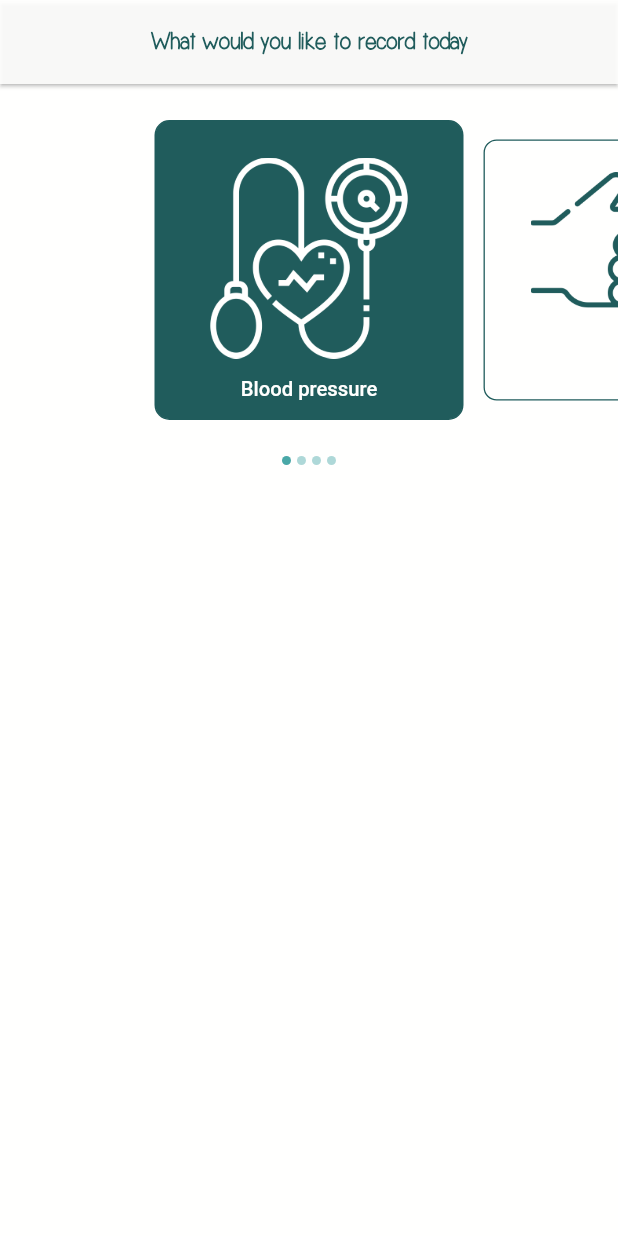
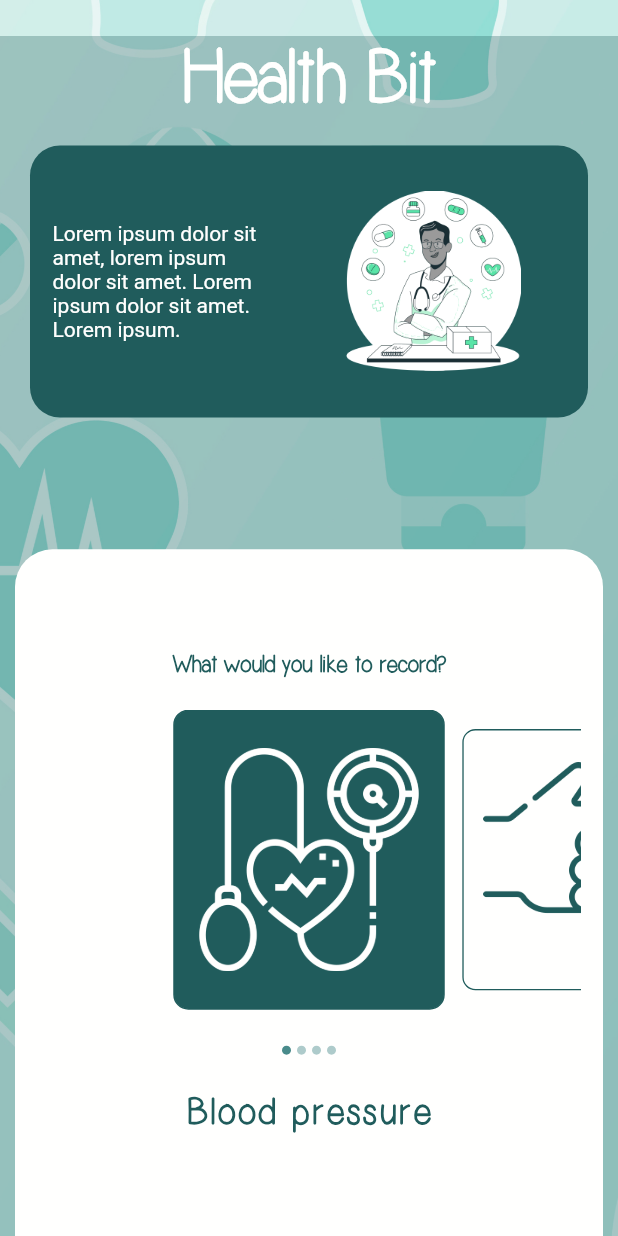
Before and after one commit to priscillaabhulimen/health_bit, a Flutter app: the TrackView screen opened directly, on a phone screen of 412 x 824 dp. Run offline on Flutter 3.47's test engine with Material 2 defaults, Android fonts, the light colour scheme and no system bars; drawn by our look-alikes of carousel_slider, oktoast; our stand-ins replace another_flushbar, equatable, flutter_dotenv, flutter_spinkit, get_it, modal_bottom_sheet and 1 more; accounts and stored records are empty; Roboto replaces fonts that are missing (PlusJakartaDisplay).

Commit message:
Track view of main page ui changes

```diff
--- a/lib/core/models/item.dart
+++ b/lib/core/models/item.dart
@@ -5,6 +5,7 @@ class TrackItem{
   final Image activeImage;
   final Image inactiveImage;
   final String label;
+  final String description;
 
-  TrackItem({this.onTap, this.activeImage, this.inactiveImage, this.label});
+  TrackItem({this.description, this.onTap, this.activeImage, this.inactiveImage, this.label});
 }
--- a/lib/styles/colors.dart
+++ b/lib/styles/colors.dart
@@ -36,7 +36,7 @@ const MaterialColor purple = const MaterialColor(
 class AppColors {
   AppColors._();
 
-  static const Color primaryColor = Color(0xFF359E9E);
+  static const Color primaryColor = Color(0xFF357E7E);
   static const Color primaryLight = Color(0xFF5BBABB);
   static const Color mainBlack = Color(0xFF071414);
   static const Color mainTeal = Color(0xFF205C5C);
--- a/lib/styles/textstyles.dart
+++ b/lib/styles/textstyles.dart
@@ -13,10 +13,18 @@ class AppTextStyles {
     );
   }
 
+  static TextStyle get cardLabelDark {
+    return TextStyle(
+        fontSize: 13.5,
+        fontFamily: 'Simplicity',
+        color: AppColors.mainTeal
+    );
+  }
+
   static TextStyle get cardLabel {
     return TextStyle(
         fontSize: 13.5,
-        fontWeight: FontWeight.w500,
+        fontFamily: 'Simplicity',
         color: AppColors.mainWhite
     );
   }
@@ -48,7 +56,8 @@ class AppTextStyles {
   static TextStyle get cta {
     return TextStyle(
       fontSize: 16,
-      color: AppColors.mainBlack,
+      fontWeight: FontWeight.bold,
+      color: AppColors.mainTeal,
     );
   }
 
@@ -56,6 +65,16 @@ class AppTextStyles {
     return TextStyle(
       fontSize: 20,
       color: AppColors.mainWhite,
+    );
+  }
+
+  static TextStyle get labelDark{
+    return TextStyle(
+      fontSize: 25,
+      color: AppColors.mainTeal,
+      fontFamily: 'Simplicity',
+      fontWeight: FontWeight.bold,
+      letterSpacing: 2
     );
   }
 
@@ -68,10 +87,19 @@ class AppTextStyles {
     );
   }
 
+  static TextStyle get bannerHighlight {
+    return TextStyle(
+        fontSize: 50,
+        color: AppColors.mainWhite,
+        fontWeight: FontWeight.bold,
+        fontFamily: 'Simplicity'
+    );
+  }
+
   static TextStyle get input {
     return TextStyle(
       fontSize: 14,
-      color: Colors.black,
+      color: AppColors.mainWhite,
     );
   }
 }
--- a/lib/ui/views/login/widgets/welcome_card.dart
+++ b/lib/ui/views/login/widgets/welcome_card.dart
@@ -214,10 +214,12 @@ class _WelcomeBoxState extends State<WelcomeBox> with TickerProviderStateMixin{
                     animController.reverse();
                     cont.reverse();
                     controller.reverse();
-                    Future.delayed(Duration(milliseconds: 500), (){
+                    Future.delayed(Duration(milliseconds: 1500), (){
                       Navigator.push(
                           context,
-                          HealthBitPageRoute.slideAnimateTo(MainPage())
+                          HealthBitPageRoute.routeTo(
+                              builder: (context) => MainPage()
+                          )
                       );
                     });
                   },
--- a/lib/ui/views/main_page/main_page.dart
+++ b/lib/ui/views/main_page/main_page.dart
@@ -41,6 +41,7 @@ class _MainPageState extends State<MainPage> {
               child: _children[_currentIndex]),
           bottomNavigationBar: Container(
             decoration: BoxDecoration(
+              color: AppColors.primaryLight,
               border: Border(
                 top: BorderSide(
                   color: Colors.white.withOpacity(.9),
@@ -72,7 +73,7 @@ class _MainPageState extends State<MainPage> {
                 ),
               ],
               currentIndex: _currentIndex,
-              type: BottomNavigationBarType.fixed,
+              type: BottomNavigationBarType.shifting,
               onTap: (int index){
                 setStateIfMounted(() {
                   _currentIndex = index;
--- a/lib/ui/views/splash_screen/app_startup_view_model.dart
+++ b/lib/ui/views/splash_screen/app_startup_view_model.dart
@@ -3,10 +3,8 @@ import 'package:health_bit/utils/health_bit_page_route.dart';
 import 'package:flutter/material.dart';
 
 import '../../base/base_view_model.dart';
-import '../main_page.dart';
 
 class AppStartupViewModel extends BaseViewModel {
-  // final _authService = locator<AuthService>();
   bool _isChecking = true;
   bool get isChecking => _isChecking;
 
--- a/lib/ui/views/track/track_view.dart
+++ b/lib/ui/views/track/track_view.dart
@@ -3,7 +3,9 @@ import 'package:flutter/cupertino.dart';
 import 'package:flutter/material.dart';
 import 'package:health_bit/styles/colors.dart';
 import 'package:health_bit/styles/textstyles.dart';
-import 'package:health_bit/core/models/item.dart';
+import 'package:health_bit/ui/base/base_view.dart';
+import 'package:health_bit/ui/views/track/view_model.dart';
+import 'package:health_bit/widgets/health_bit_alert.dart';
 
 class TrackView extends StatefulWidget {
   const TrackView({Key key}) : super(key: key);
@@ -12,58 +14,163 @@ class TrackView extends StatefulWidget {
   _TrackViewState createState() => _TrackViewState();
 }
 
-class _TrackViewState extends State<TrackView> {
-  CarouselController controller;
+class _TrackViewState extends State<TrackView> with TickerProviderStateMixin{
+  Image background;
+  Image doctor;
+  Image message;
 
-  int _current = 0;
+  AnimationController controller;
+  Animation<double> animation;
+  AnimationController cont;
+  Animation<double> anim;
+
+  @override
+  void initState() {
+    super.initState();
+    background = Image.asset('assets/images/wallpaper.jpg');
+    doctor = Image.asset('assets/images/doctor.png');
+    message = Image.asset('assets/images/message.png');
+
+    controller = AnimationController(
+      duration: Duration(
+          milliseconds: 500
+      ),
+      vsync: this,
+    )..forward();
+    animation = Tween<double>(begin: 1,  end: 0).animate(controller);
+    cont = AnimationController(
+      duration: Duration(
+        milliseconds: 500
+      ),
+      vsync: this,
+    )..forward();
+    anim = Tween<double>(begin: -1,  end: 0).animate(cont);
+  }
+
+  @override
+  void didChangeDependencies() {
+    super.didChangeDependencies();
+
+    precacheImage(background.image, context);
+    precacheImage(doctor.image, context);
+    precacheImage(message.image, context);
+  }
+
+  @override
+  void dispose() {
+    controller.dispose();
+    cont.dispose();
+    super.dispose();
+  }
 
   @override
   Widget build(BuildContext context) {
     Size size = MediaQuery.of(context).size;
-    List<TrackItem> items = [
-      TrackItem(
-        onTap: (){},
-        activeImage: Image.asset('assets/images/b_pressure.png', color: AppColors.mainWhite,),
-        inactiveImage: Image.asset('assets/images/b_pressure.png', color: AppColors.mainTeal,),
-        label: 'Blood pressure',
+    return Scaffold(
+      backgroundColor: AppColors.mainTeal,
+      body: BaseView<TrackViewModel>(
+        model: TrackViewModel(),
+        onModelReady: (model) => model.init(),
+        builder: (context, model, _){
+          return Container(
+            padding: EdgeInsets.only(top: 24),
+            height: size.height,
+            decoration: BoxDecoration(
+              image: DecorationImage(
+                image: background.image,
+                fit: BoxFit.cover
+              )
             ),
-      TrackItem(
-        onTap: (){},
-        activeImage: Image.asset('assets/images/b_sugar.png', color: AppColors.mainWhite,),
-        inactiveImage: Image.asset('assets/images/b_sugar.png', color: AppColors.mainTeal,),
-        label: 'Blood Sugar',
+            child: Stack(
+              children: [
+                Container(
+                  color: AppColors.mainTeal.withOpacity(0.3),
                 ),
-      TrackItem(
-        onTap: (){},
-        activeImage: Image.asset('assets/images/water_intake.png', color: AppColors.mainWhite,),
-        inactiveImage: Image.asset('assets/images/water_intake.png', color: AppColors.mainTeal,),
-        label: 'Water Intake',
+                Column(
+                  children: [
+                    Center(
+                      child: Text(
+                        'Health Bit',
+                        style: AppTextStyles.bannerHighlight,
                       ),
-      TrackItem(
-        onTap: (){},
-        activeImage: Image.asset('assets/images/period.png', color: AppColors.mainWhite,),
-        inactiveImage: Image.asset('assets/images/period.png', color: AppColors.mainTeal,),
-        label: 'Period',
                     ),
-    ];
-    return Scaffold(
-      appBar: AppBar(
-        elevation: 1,
-        automaticallyImplyLeading: false,
-        backgroundColor: AppColors.mainWhite.withOpacity(.9),
-        centerTitle: true,
-        title: Text(
-          'What would you like to record today',
+                    Container(
+                      height: size.height * 0.22,
+                      padding: EdgeInsets.only(left: 15),
+                      margin: EdgeInsets.symmetric(horizontal: 20, vertical: 15),
+                      decoration: BoxDecoration(
+                        color: AppColors.mainTeal,
+                        borderRadius: BorderRadius.circular(20)
+                      ),
+                      child: Row(
+                        mainAxisAlignment: MainAxisAlignment.end,
+                        children: [
+                          Flexible(
+                            child: AnimatedBuilder(
+                              animation: anim,
+                              builder: (context, child) {
+                                final x = anim.value * size.width;
+                                return Transform(
+                                  transform: Matrix4.translationValues(x, 0, 0),
+                                  child: child,
+                                );
+                              },
+                              child: Text(
+                                'Lorem ipsum dolor sit amet, lorem ipsum dolor sit amet. '
+                                    'Lorem ipsum dolor sit amet. Lorem ipsum.',
+                                style: AppTextStyles.input,
+                              ),
+                            ),
+                          ),
+                          AnimatedBuilder(
+                            animation: animation,
+                            builder: (context, child) {
+                              final x = animation.value * size.width;
+                              return Transform(
+                                transform: Matrix4.translationValues(x, 0, 0),
+                                child: child,
+                              );
+                            },
+                            child: Container(
+                              height: 120,
+                              width: size.width/2,
+                              decoration: BoxDecoration(
+                                image: DecorationImage(
+                                    image: doctor.image,
+                                  fit: BoxFit.scaleDown
+                                ),
+                              ),
+                            ),
+                          ),
+                        ],
+                      ),
+                    )
+                  ],
+                ),
+                Positioned(
+                  bottom: 0,
+                  child: Container(
+                    height: size.height/1.8,
+                    width: size.width - 20,
+                    margin: EdgeInsets.symmetric(horizontal: 10),
+                    padding: EdgeInsets.symmetric(horizontal: 15),
+                    decoration: BoxDecoration(
+                      color: AppColors.mainWhite,
+                      borderRadius: BorderRadius.only(
+                        topLeft: Radius.circular(25),
+                        topRight: Radius.circular(25)
+                      )
+                    ),
+                    child: Column(
+                      mainAxisAlignment: MainAxisAlignment.center,
+                      children: [
+                        Text(
+                          'What would you like to record?',
                           style: AppTextStyles.appBar,
                         ),
-      ),
-      body: Container(
-        padding: EdgeInsets.only(top: 24),
-        height: size.height,
-        child: Column(
-          children: [
+                        SizedBox(height: 20,),
                         CarouselSlider(
-              items: items.asMap().entries.map((e) {
+                          items: model.items.asMap().entries.map((e) {
                             return GestureDetector(
                               onTap: e.value.onTap,
                               child: Container(
@@ -71,32 +178,18 @@ class _TrackViewState extends State<TrackView> {
                                 width: size.width/2,
                                 padding: EdgeInsets.symmetric(horizontal: 15, vertical: 12),
                                 decoration: BoxDecoration(
-                        color: e.key == _current ? AppColors.mainTeal : null,
+                                    color: e.key == model.current ? AppColors.mainTeal : null,
                                     borderRadius: BorderRadius.circular(10),
                                     border: Border.all(
                                         color: AppColors.mainTeal
                                     )
                                 ),
-                      child: Column(
-                        mainAxisAlignment: MainAxisAlignment.spaceBetween,
-                        children: [
-                          Expanded(
-                            child: Container(
-                              padding: EdgeInsets.symmetric(horizontal: 15, vertical: 12),
                                   alignment: Alignment.center,
-                                child: e.key == _current ? e.value.activeImage : e.value.inactiveImage
-                            ),
-                          ),
-                          Text(
-                            e.value.label,
-                            style: e.key == _current ? AppTextStyles.cardLabelHighlight : AppTextStyles.cardLabel,
-                          )
-                        ],
-                      ),
+                                  child: e.key == model.current ? e.value.activeImage : e.value.inactiveImage
                               ),
                             );
                           }).toList(),
-              carouselController: controller,
+                          carouselController: model.controller,
                           options: CarouselOptions(
                               initialPage: 0,
                               height: 200,
@@ -105,29 +198,38 @@ class _TrackViewState extends State<TrackView> {
                               aspectRatio: 12/16,
                               enableInfiniteScroll: false,
                               onPageChanged: (index, reason){
-                  setState(() {
-                    _current = index;
-                  });
+                                  model.current = index;
                               }
                           ),
                         ),
                         SizedBox(height: 20,),
                         Row(
                           mainAxisAlignment: MainAxisAlignment.center,
-              children: items.asMap().entries.map((e){
+                          children: model.items.asMap().entries.map((e){
                             return Container(
                                 width: 6.0,
                                 height: 6.0,
                                 margin: EdgeInsets.symmetric(vertical: 4, horizontal: 2),
                                 decoration: BoxDecoration(
                                   shape: BoxShape.circle,
-                      color: (AppColors.primaryColor.withOpacity(_current == e.key ? 0.9 : 0.4)),
+                                  color: (AppColors.primaryColor.withOpacity(model.current == e.key ? 0.9 : 0.4)),
                                 ));
                           }).toList(),
+                        ),
+                        SizedBox(height: 20,),
+                        Text(
+                          model.items[model.current].label,
+                          style: AppTextStyles.labelDark,
                         )
                       ],
                     ),
                   ),
+                )
+              ],
+            ),
+          );
+        },
+      )
     );
   }
 }
--- /dev/null
+++ b/lib/ui/views/track/view_model.dart
@@ -0,0 +1,95 @@
+import 'package:carousel_slider/carousel_controller.dart';
+import 'package:flutter/cupertino.dart';
+import 'package:health_bit/core/models/item.dart';
+import 'package:health_bit/styles/colors.dart';
+import 'package:health_bit/ui/base/base_view_model.dart';
+
+class TrackViewModel extends BaseViewModel{
+  bool _isWelcome = false;
+  bool get isWelcome=> _isWelcome;
+
+  set isWelcome(bool val) {
+    _isWelcome = val;
+    notifyListeners();
+  }
+
+  CarouselController controller;
+
+  int _current = 0;
+  int get current => _current;
+
+  set current(int val){
+    _current = val;
+    notifyListeners();
+  }
+
+  List<TrackItem> items = [
+    TrackItem(
+        onTap: (){},
+        activeImage: Image.asset('assets/images/b_pressure.png', color: AppColors.mainWhite,),
+        inactiveImage: Image.asset('assets/images/b_pressure.png', color: AppColors.mainTeal,),
+        label: 'Blood pressure',
+        description: 'Lorem ipsum dolor sit amet, consectetur adipiscing elit. Donec efficitur porttitor felis, '
+            'ut fermentum lacus gravida ut. Suspendisse posuere, tellus sit amet auctor aliquam, nunc nisl '
+            'imperdiet enim, id sagittis tortor augue eu urna. Morbi vulputate eros vitae odio sollicitudin fermentum. '
+            'Sed vel quam bibendum, iaculis nisi quis, malesuada neque. Vestibulum quis dolor neque. '
+            'Ut a lacus quis erat tempus luctus vitae eu quam. Fusce ut rhoncus augue, fermentum fringilla urna. '
+            'In non maximus libero. Phasellus eget ante a nulla pulvinar facilisis sit amet ac arcu. '
+            'Vivamus ut ullamcorper urna. Aliquam et sapien pharetra, feugiat magna a, dictum felis. '
+            'Mauris blandit efficitur nibh quis maximus. Vestibulum ante ipsum primis in faucibus orci luctus '
+            'et ultrices posuere cubilia curae;'
+
+            'Nunc ac justo faucibus, cursus ante a, bibendum mauris. Duis magna orci, '
+            'mollis sed odio id, luctus faucibus justo. Sed maximus ut velit in scelerisque. '
+
+    ),
+    TrackItem(
+        onTap: (){},
+        activeImage: Image.asset('assets/images/b_sugar.png', color: AppColors.mainWhite,),
+        inactiveImage: Image.asset('assets/images/b_sugar.png', color: AppColors.mainTeal,),
+        label: 'Blood Sugar',
+        description: 'Nunc ac justo faucibus, cursus ante a, bibendum mauris. Duis magna orci, '
+            'mollis sed odio id, luctus faucibus justo. Sed maximus ut velit in scelerisque. '
+            'Fusce quis est congue, efficitur justo id, molestie augue. Praesent rhoncus id '
+            'magna vestibulum elementum. Ut molestie rutrum enim ut euismod. Cras gravida, sem blandit '
+            'egestas iaculis, arcu nisi suscipit nulla, in lacinia sapien sem id felis. In hac habitasse platea dictumst. '
+            'Sed euismod suscipit erat eget congue. Sed at vestibulum massa. Donec mattis ut lacus in ultricies.'
+
+    ),
+    TrackItem(
+        onTap: (){},
+        activeImage: Image.asset('assets/images/water_intake.png', color: AppColors.mainWhite,),
+        inactiveImage: Image.asset('assets/images/water_intake.png', color: AppColors.mainTeal,),
+        label: 'Water Intake',
+        description: 'Lorem ipsum dolor sit amet, consectetur adipiscing elit. Donec efficitur porttitor felis, '
+            'ut fermentum lacus gravida ut. Suspendisse posuere, tellus sit amet auctor aliquam, nunc nisl '
+            'imperdiet enim, id sagittis tortor augue eu urna. Morbi vulputate eros vitae odio sollicitudin fermentum. '
+            'Sed vel quam bibendum, iaculis nisi quis, malesuada neque.'
+
+    ),
+    TrackItem(
+        onTap: (){},
+        activeImage: Image.asset('assets/images/period.png', color: AppColors.mainWhite,),
+        inactiveImage: Image.asset('assets/images/period.png', color: AppColors.mainTeal,),
+        label: 'Period',
+        description: 'Lorem ipsum dolor sit amet, consectetur adipiscing elit. Donec efficitur porttitor felis, '
+            'ut fermentum lacus gravida ut. Suspendisse posuere, tellus sit amet auctor aliquam, nunc nisl '
+            'imperdiet enim, id sagittis tortor augue eu urna. Morbi vulputate eros vitae odio sollicitudin fermentum. '
+            'Sed vel quam bibendum, iaculis nisi quis, malesuada neque. Vestibulum quis dolor neque. '
+            'Ut a lacus quis erat tempus luctus vitae eu quam. Fusce ut rhoncus augue, fermentum fringilla urna. '
+            'In non maximus libero. Phasellus eget ante a nulla pulvinar facilisis sit amet ac arcu. '
+            'Vivamus ut ullamcorper urna. Aliquam et sapien pharetra, feugiat magna a, dictum felis. '
+            'Mauris blandit efficitur nibh quis maximus. Vestibulum ante ipsum primis in faucibus orci luctus '
+            'et ultrices posuere cubilia curae;'
+
+    ),
+  ];
+
+  void init() async{
+    WidgetsBinding.instance.addPostFrameCallback((_) async{
+      Future.delayed(Duration(milliseconds: 1500), (){
+        isWelcome = true;
+      });
+    });
+  }
+}
```
Also changed, not shown: assets/images/doctor.png (added), assets/images/message.png (added), assets/images/wallpaper.jpg (added). Lines whose indentation alone changed are shown as unchanged.
